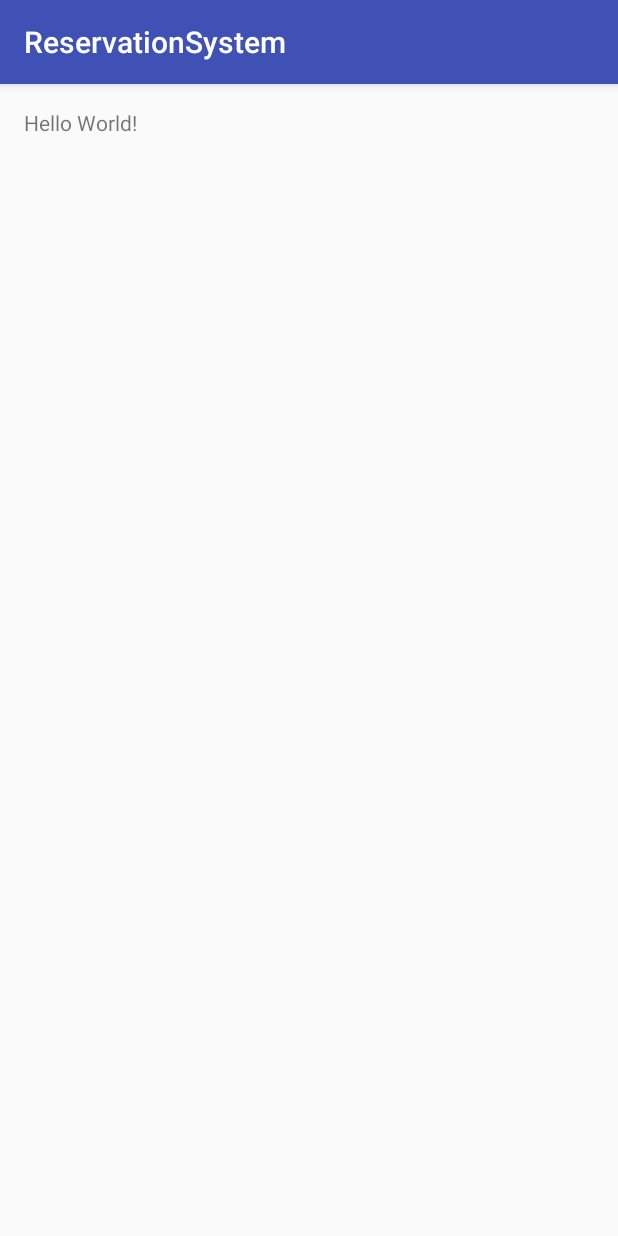
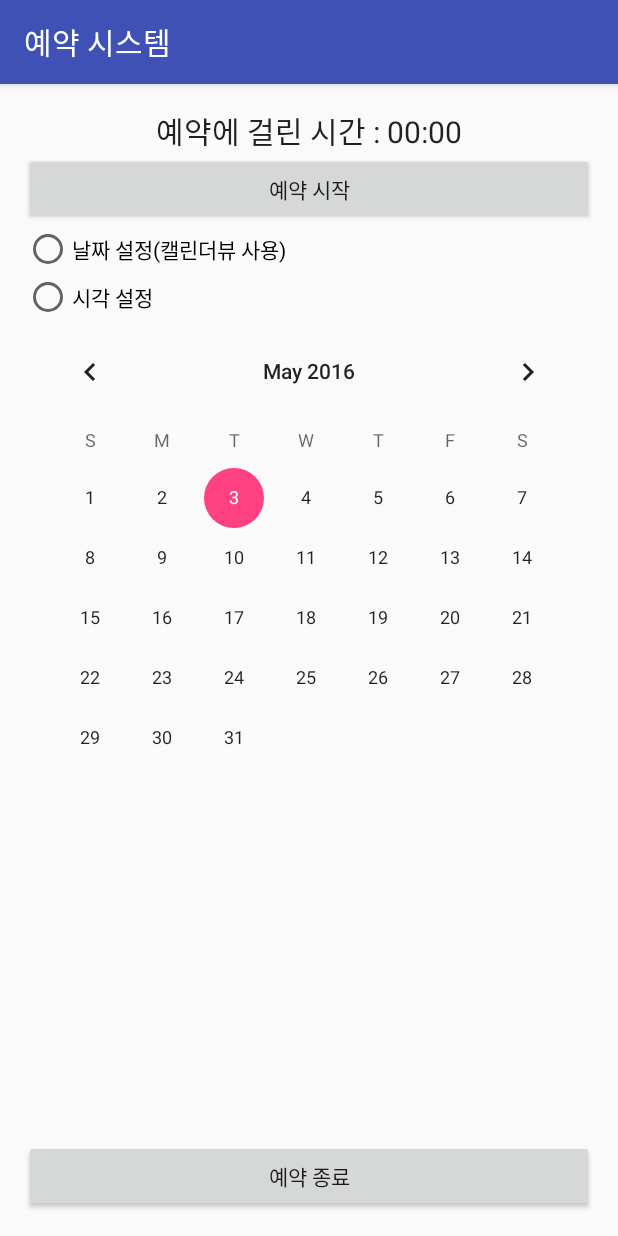
Before and after one commit to MINJUPARK/reservation_system, an Android app: the screen it shows after launch (MainActivity), on a phone screen of 412 x 824 dp. Run offline under Robolectric (Android 15) with nearby library versions, the phone set to English and light mode, and no system bars.

Commit message:
#1 UI Design

```diff
--- a/app/src/main/res/layout/activity_main.xml
+++ b/app/src/main/res/layout/activity_main.xml
@@ -1,5 +1,5 @@
 <?xml version="1.0" encoding="utf-8"?>
-<RelativeLayout xmlns:android="http://schemas.android.com/apk/res/android"
+<LinearLayout xmlns:android="http://schemas.android.com/apk/res/android"
     xmlns:tools="http://schemas.android.com/tools"
     android:layout_width="match_parent"
     android:layout_height="match_parent"
@@ -7,10 +7,76 @@
     android:paddingLeft="@dimen/activity_horizontal_margin"
     android:paddingRight="@dimen/activity_horizontal_margin"
     android:paddingTop="@dimen/activity_vertical_margin"
-    tools:context="kr.hs.emirim.minju0227.reservationsystem.MainActivity">
+    tools:context="kr.hs.emirim.minju0227.reservationsystem.MainActivity"
+    android:orientation="vertical"
+    >
 
-    <TextView
-        android:layout_width="wrap_content"
+    <Chronometer
+        android:id="@+id/chronometer"
+        android:layout_width="match_parent"
         android:layout_height="wrap_content"
-        android:text="Hello World!" />
-</RelativeLayout>
+        android:format="예약에 걸린 시간 : %s"
+        android:textSize="20sp"
+        android:gravity="center"
+    />
+    <Button
+        android:id="@+id/but_start"
+        android:layout_width="match_parent"
+        android:layout_height="wrap_content"
+        android:text="@string/but_start"
+        />
+    <RadioGroup
+        android:layout_width="match_parent"
+        android:layout_height="wrap_content"
+        android:orientation="vertical"
+        >
+        <RadioButton
+            android:orientation="vertical"
+            android:layout_width="wrap_content"
+            android:layout_height="wrap_content"
+            android:text="@string/radio_date"
+            />
+        <RadioButton
+                android:id="@+id/radio_date"
+                android:layout_width="wrap_content"
+                android:layout_height="wrap_content"
+                android:text="@string/radio_time"
+                />
+        </RadioGroup>
+        <LinearLayout
+        android:layout_width="match_parent"
+        android:layout_height="wrap_content"
+        android:layout_weight="1"
+        >
+        <FrameLayout
+            android:layout_width="match_parent"
+            android:layout_height="wrap_content" >
+        <CalendarView
+                android:id="@+id/calendar"
+                android:layout_width="match_parent"
+                android:layout_height="wrap_content" />
+            <TimePicker
+                android:id="@+id/time"
+                android:layout_width="match_parent"
+                android:layout_height="wrap_content"
+                android:visibility="invisible"
+                />
+        </FrameLayout>
+        </LinearLayout>
+
+        <LinearLayout
+            android:layout_width="match_parent"
+            android:layout_height="wrap_content"
+            android:orientation="horizontal"
+            >
+            <Button
+            android:id="@+id/done"
+            android:layout_width="match_parent"
+            android:layout_height="wrap_content"
+            android:text="@string/but_done" />
+            <TextView
+                android:id="@+id/text_result"
+                android:layout_width="match_parent"
+                android:layout_height="wrap_content" />
+        </LinearLayout>
+</LinearLayout>
--- a/app/src/main/res/values/strings.xml
+++ b/app/src/main/res/values/strings.xml
@@ -1,3 +1,7 @@
 <resources>
-    <string name="app_name">ReservationSystem</string>
+    <string name="app_name">예약 시스템</string>
+    <string name="but_start">예약 시작</string>
+    <string name="radio_date">날짜 설정(캘린더뷰 사용)</string>
+    <string name="radio_time">시각 설정</string>
+    <string name="but_done">예약 종료</string>
 </resources>
```
